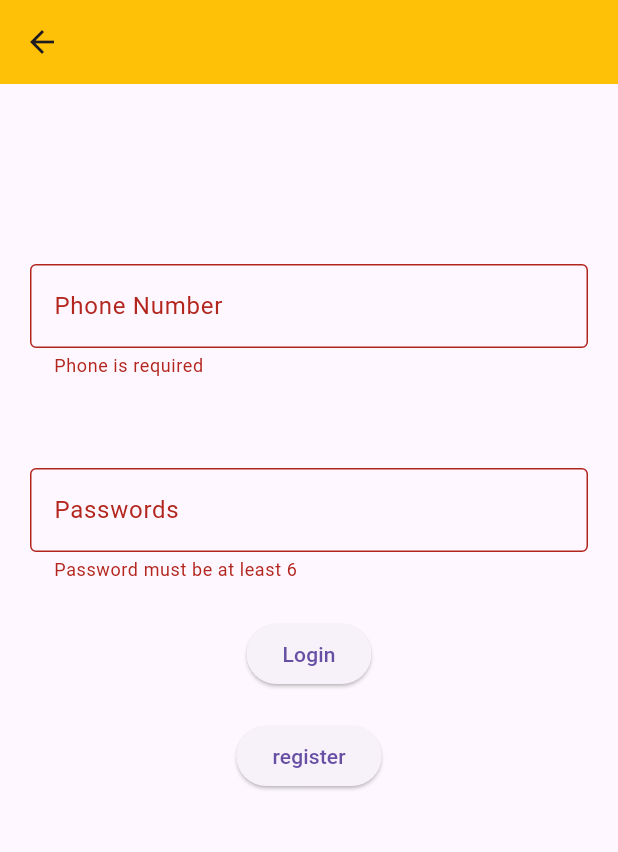
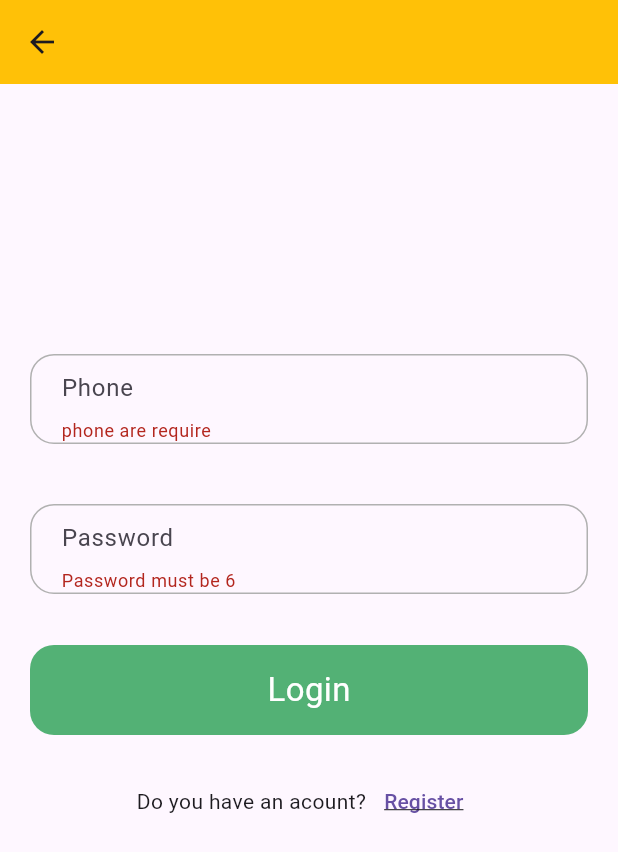
Before and after one commit to HeaSonetra2/app_ecomerce2, a Flutter app: the LoginScreen screen opened by its route, after a tap on "Login", on a phone screen of 412 x 824 dp. Shown: the top 852 px of the screen. Run offline on Flutter 3.47's test engine with Material 3 defaults, Android fonts, the phone set to English and light mode, and no system bars; our stand-ins replace flutter_bloc, get_it.

Commit message:
register complete

```diff
--- a/lib/feature/auth/data/datasource/auth_remote_datasource.dart
+++ b/lib/feature/auth/data/datasource/auth_remote_datasource.dart
@@ -17,4 +17,7 @@ class AuthRemoteDatasource {
   }
 
 
+//accessToken
+//refreshToken
+
 }
--- a/lib/feature/auth/presentation/screen/login_screen.dart
+++ b/lib/feature/auth/presentation/screen/login_screen.dart
@@ -29,14 +29,23 @@ class LoginScreen extends StatelessWidget {
             },
             child: LoginForm(),
           ),
-          ElevatedButton(
+          Row(
+            mainAxisAlignment: MainAxisAlignment.center,
+            children: [
+              Text('Do you have an acount?'),
+              TextButton(
                 onPressed: () {
                   Navigator.push(
                     context,
                     MaterialPageRoute(builder: (context) => RegisterScreen()),
                   );
                 },
-            child:Text('register'),
+                child: Text(
+                  'Register',
+                  style: TextStyle(decoration: TextDecoration.underline),
+                ),
+              ),
+            ],
           ),
         ],
       ),
--- a/lib/feature/auth/presentation/widget/login_form.dart
+++ b/lib/feature/auth/presentation/widget/login_form.dart
@@ -1,3 +1,5 @@
+import 'package:ecomerce_app/core/theme/app_colors.dart';
+import 'package:ecomerce_app/core/theme/text_style.dart';
 import 'package:ecomerce_app/feature/auth/presentation/bloc/bloc.dart';
 import 'package:ecomerce_app/feature/auth/presentation/bloc/event.dart';
 import 'package:ecomerce_app/feature/auth/presentation/bloc/state.dart';
@@ -21,56 +23,44 @@ class LoginForm extends StatelessWidget {
         child: Column(
           children: [
             SizedBox(height: 100),
+
             //Phone
-            TextFormField(
-              controller: _phoneController,
-              keyboardType: TextInputType.phone,
-              decoration: InputDecoration(
-                labelText: 'Phone Number',
-                border: OutlineInputBorder(),
-              ),
-              validator: (value) {
-                if (value == null || value.isEmpty) {
-                  return 'Phone is required';
-                } else {
-                  return null;
-                }
-              },
+            SizedBox(height: 60),
+            _buildFieldInput('Phone', 'phone are require', _phoneController),
+            SizedBox(height: 40),
+            //pass
+            _buildFieldInput(
+              'Password',
+              'Password must be 6 ',
+              _passController,
             ),
-            SizedBox(height: 60),
-            //pass
-            TextFormField(
-              controller: _passController,
-              keyboardType: TextInputType.visiblePassword,
-              decoration: InputDecoration(
-                labelText: 'Passwords',
-                border: OutlineInputBorder(),
-              ),
-              validator: (value) {
-                if (value == null || value.length < 6) {
-                  return 'Password must be at least 6 ';
-                }
-                return null;
-              },
-            ),
-            SizedBox(height: 24),
-            BlocBuilder<AuthBloc,AuthState>(
+            SizedBox(height: 34),
+            BlocBuilder<AuthBloc, AuthState>(
               builder: (context, state) {
                 if (state is AuthLoading) {
                   return Center(child: CircularProgressIndicator());
                 }
 
-                return ElevatedButton(
-                  onPressed: () {
-                    if (_formKey.currentState!.validate()) {
+                return GestureDetector(
+                  onTap: () {
+                     if (_formKey.currentState!.validate()) {
                       context.read<AuthBloc>().add(
                         LoginEvent(
                           phone: _phoneController.text.trim(),
-                          password: _passController.text.trim()),
+                          password: _passController.text.trim(),
+                        ),
                       );
                     }
                   },
-                  child: Text('Login'),
+                  child: Container(
+                    width: double.infinity,
+                    height: 60,
+                    decoration: BoxDecoration(
+                      color: AppColors.primary,
+                      borderRadius: BorderRadius.circular(16),
+                    ),
+                    child: Center(child: Text('Login',style: AppTextStyle.heading2.copyWith(color: Colors.white),))
+                  ),
                 );
               },
             ),
@@ -80,3 +70,31 @@ class LoginForm extends StatelessWidget {
     );
   }
 }
+
+Widget _buildFieldInput(
+  String hintText,
+  String returnText,
+  TextEditingController textEditController,
+) {
+  return Container(
+    width: double.infinity,
+    height: 60,
+    decoration: BoxDecoration(
+      borderRadius: BorderRadius.circular(16),
+      border: Border.all(width: 1, color: AppColors.secondary),
+    ),
+    padding: EdgeInsets.only(left: 20, top: 6),
+    child: TextFormField(
+      controller: textEditController,
+      keyboardType: TextInputType.phone,
+      decoration: InputDecoration(hintText: hintText, border: InputBorder.none),
+      validator: (value) {
+        if (value == null || value.isEmpty) {
+          return returnText;
+        } else {
+          return null;
+        }
+      },
+    ),
+  );
+}
--- a/lib/main.dart
+++ b/lib/main.dart
@@ -5,6 +5,5 @@ import 'package:flutter/material.dart';
 void main(List<String> args)async {
   WidgetsFlutterBinding.ensureInitialized();
   await init();
-
   runApp(App());
 }
```
Also changed, not shown: lib/feature/auth/presentation/screen/register_screen.dart (+40 -6 lines). Lines whose indentation alone changed are shown as unchanged.
